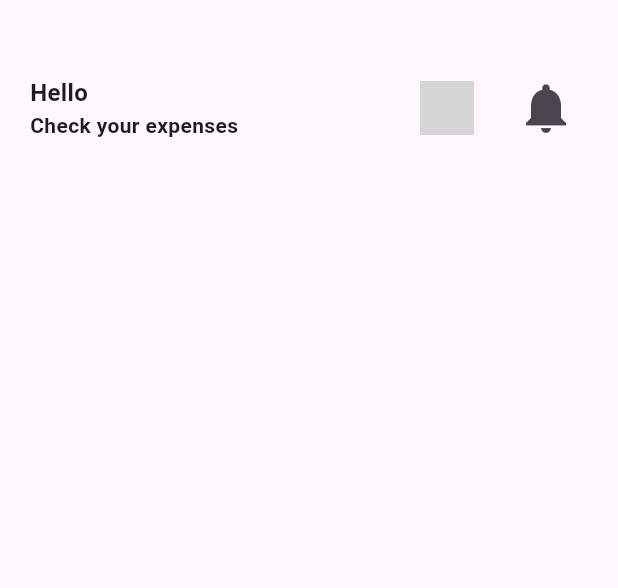
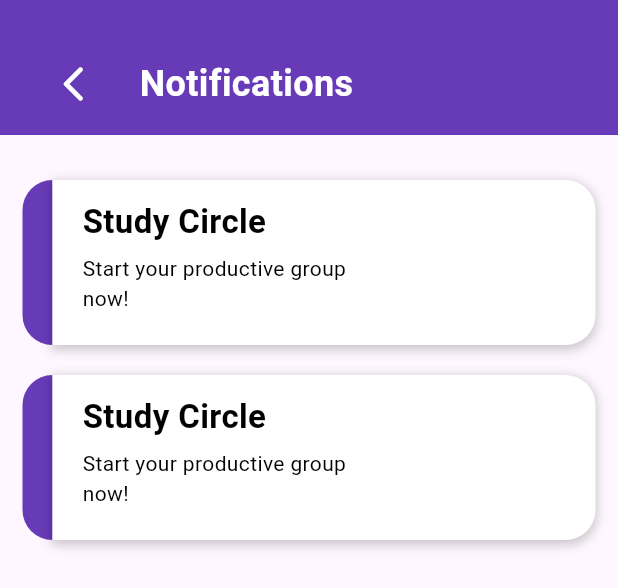
Before and after one commit to RasonYudha4/expense_tracker, a Flutter app: the HomeAppBar widget shown alone on an empty page, opened directly with empty values, after a tap on the "notifications" icon, on a phone screen of 412 x 824 dp. Shown: the top 588 px of the screen. Run offline on Flutter 3.47's test engine with Material 3 defaults, Android fonts, the phone set to English and light mode, and no system bars; our stand-ins replace bloc, equatable, firebase_auth, firebase_core, flutter_bloc, font_awesome_flutter and 3 more; missing offline and left inert: flow_builder; accounts and stored records are empty; network calls fail; grey boxes are pictures that could not be loaded.

Commit message:
Add notification page

```diff
--- a/lib/home/widgets/app_bar.dart
+++ b/lib/home/widgets/app_bar.dart
@@ -1,6 +1,7 @@
 import 'package:authentication_repository/authentication_repository.dart';
 import 'package:expense_tracker/home/view/profile_page.dart';
 import 'package:expense_tracker/home/widgets/avatar.dart';
+import 'package:expense_tracker/notifications/view/notification.dart';
 import 'package:flutter/material.dart';
 
 class HomeAppBar extends StatelessWidget {
@@ -60,7 +61,14 @@ class HomeAppBar extends StatelessWidget {
                     ),
                     IconButton(
                         onPressed: () {
-                          print("clicked");
+                          Navigator.push(
+                            context,
+                            MaterialPageRoute<void>(
+                              builder: (BuildContext context) {
+                                return const NotificationPage();
+                              },
+                            ),
+                          );
                         },
                         icon: Icon(
                           Icons.notifications,
--- /dev/null
+++ b/lib/notifications/view/notification.dart
@@ -0,0 +1,144 @@
+import 'package:flutter/material.dart';
+
+class NotificationPage extends StatelessWidget {
+  const NotificationPage({super.key});
+
+  @override
+  Widget build(BuildContext context) {
+    return Scaffold(
+      body: Column(
+        children: [
+          Container(
+            padding: EdgeInsets.symmetric(vertical: 10, horizontal: 25),
+            alignment: Alignment.bottomCenter,
+            height: 90,
+            decoration: BoxDecoration(color: Colors.deepPurple),
+            child: Row(children: [
+              IconButton(
+                onPressed: () {
+                  Navigator.pop(context);
+                },
+                icon: const Icon(
+                  Icons.arrow_back_ios_new_rounded,
+                  size: 28,
+                  color: Colors.white,
+                ),
+              ),
+              SizedBox(
+                width: 20,
+              ),
+              Text(
+                "Notifications",
+                style: TextStyle(
+                  fontSize: 24,
+                  fontWeight: FontWeight.bold,
+                  color: Colors.white,
+                ),
+              )
+            ]),
+          ),
+          SizedBox(
+            height: 15,
+          ),
+          Expanded(
+            child: ListView(padding: EdgeInsets.all(15), children: [
+              NotificationCard(),
+              SizedBox(
+                height: 20,
+              ),
+              NotificationCard(),
+            ]),
+          )
+        ],
+      ),
+    );
+  }
+}
+
+class NotificationCard extends StatelessWidget {
+  const NotificationCard({
+    super.key,
+  });
+
+  @override
+  Widget build(BuildContext context) {
+    return Column(
+      children: [
+        GestureDetector(
+            onTap: () {},
+            child: Container(
+              height: 110,
+              width: MediaQuery.of(context).size.width,
+              decoration: BoxDecoration(
+                borderRadius: BorderRadius.circular(20),
+              ),
+              child: Stack(
+                children: [
+                  Row(
+                    children: [
+                      Container(
+                        width: 20,
+                        decoration: BoxDecoration(
+                          borderRadius: BorderRadius.only(
+                            topLeft: Radius.circular(20),
+                            bottomLeft: Radius.circular(20),
+                          ),
+                          color: Colors.deepPurple,
+                        ),
+                      ),
+                      Expanded(
+                        child: Container(
+                          decoration: BoxDecoration(
+                            color: Colors.white,
+                            borderRadius: BorderRadius.only(
+                              topRight: Radius.circular(20),
+                              bottomRight: Radius.circular(20),
+                            ),
+                            boxShadow: [
+                              BoxShadow(
+                                color: Colors.black.withOpacity(0.2),
+                                spreadRadius: 1,
+                                blurRadius: 5,
+                                offset: Offset(0, 2),
+                              ),
+                            ],
+                          ),
+                        ),
+                      ),
+                    ],
+                  ),
+                  Padding(
+                    padding: const EdgeInsets.only(top: 12, left: 40),
+                    child: Column(
+                      mainAxisSize: MainAxisSize.min,
+                      crossAxisAlignment: CrossAxisAlignment.start,
+                      children: [
+                        Text("Study Circle",
+                            style: TextStyle(
+                              fontSize: 22,
+                              fontWeight: FontWeight.bold,
+                              color: Colors.black,
+                            )),
+                        SizedBox(
+                          height: 6,
+                        ),
+                        Container(
+                          width: 200,
+                          child: Text(
+                            "Start your productive group now!",
+                            style: TextStyle(
+                              fontSize: 14,
+                              color: Colors.black,
+                            ),
+                          ),
+                        )
+                      ],
+                    ),
+                  ),
+                ],
+              ),
+            )),
+      ],
+    );
+  }
+}
```
